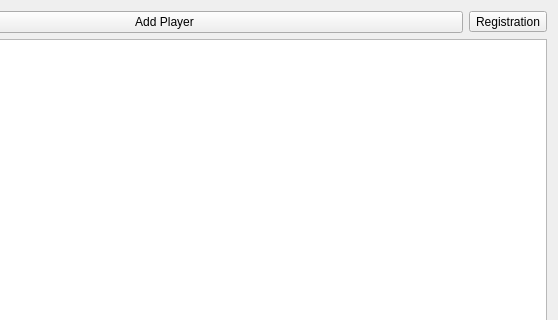
This is ui/PlayerTabWidget.ui in probonopd/QTournament as Qt 5 draws it before an edit; both pictures show x 145 to 703 and y 0 to 320 of the 703 by 495 pixel window. The edited form follows.
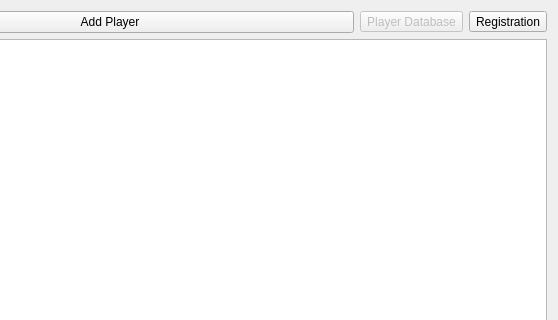
This is the edited form. Icons and pictures are not drawn. Custom widgets are drawn as their Qt base class.

Commit message: Managed to integrate the actions and functionalities around the external player database with the GUI. Did some basic testing.

What changed in the file:
```diff
--- a/ui/PlayerTabWidget.ui
+++ b/ui/PlayerTabWidget.ui
@@ -29,6 +29,16 @@
          </property>
         </widget>
        </item>
+       <item>
+        <widget class="QToolButton" name="btnExtDatabase">
+         <property name="enabled">
+          <bool>false</bool>
+         </property>
+         <property name="text">
+          <string>Player Database</string>
+         </property>
+        </widget>
+       </item>
        <item>
         <widget class="QToolButton" name="btnRegistration">
          <property name="text">
```
The commit also changes 16 other files.
